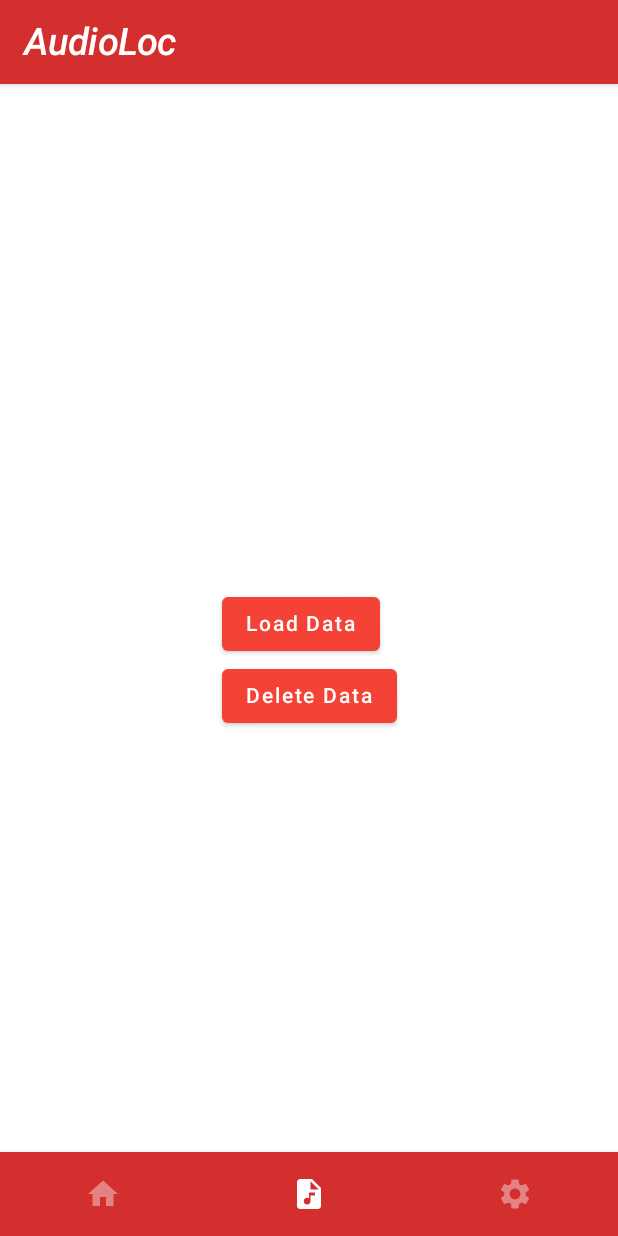
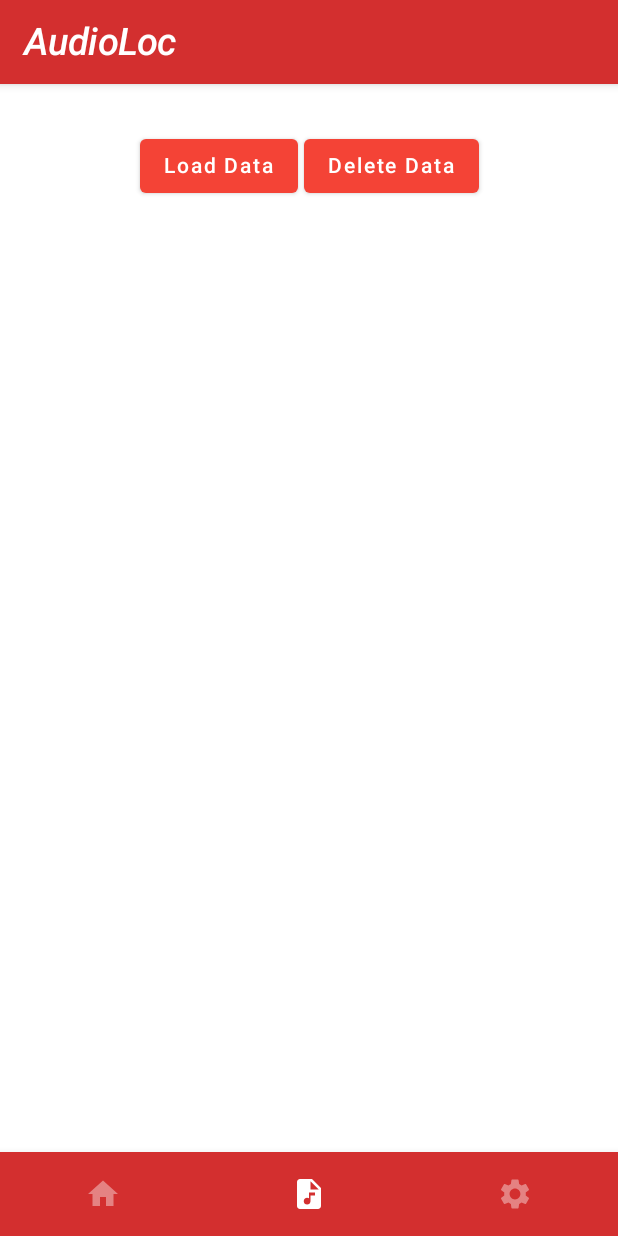
Before and after one commit to schrodingho/SPS_21, an Android app built with Jetpack Compose: the screen it shows after launch (MainActivity), item 2 of the bottom bar chosen, on a phone screen of 412 x 824 dp. Run offline under Robolectric (Android 15) with nearby library versions, the phone set to English and light mode, and no system bars; our stand-ins replace Room's generated code.

Commit message:
modify home page

```diff
--- a/app/src/main/java/com/example/sps_21/page/DataPage.kt
+++ b/app/src/main/java/com/example/sps_21/page/DataPage.kt
@@ -1,34 +1,44 @@
 package com.example.sps_21.page
 
+import android.app.Dialog
 import android.content.Context
+import android.graphics.Bitmap
+import android.graphics.BitmapFactory
+import android.os.FileUtils
+import androidx.compose.foundation.Image
 import androidx.compose.foundation.background
+import androidx.compose.foundation.clickable
+import androidx.compose.foundation.layout.Arrangement
 import androidx.compose.foundation.layout.Column
+import androidx.compose.foundation.layout.Row
+import androidx.compose.foundation.layout.Spacer
 import androidx.compose.foundation.layout.fillMaxSize
+import androidx.compose.foundation.layout.fillMaxWidth
+import androidx.compose.foundation.layout.padding
 import androidx.compose.foundation.layout.wrapContentSize
 import androidx.compose.foundation.lazy.LazyColumn
+import androidx.compose.material.AlertDialog
 import androidx.compose.material.Button
+import androidx.compose.material.Card
+import androidx.compose.material.MaterialTheme
 import androidx.compose.material.Text
+import androidx.compose.material.TextField
 import androidx.compose.runtime.Composable
 import androidx.compose.runtime.mutableStateOf
 import androidx.compose.runtime.remember
 import androidx.compose.ui.Alignment
 import androidx.compose.ui.Modifier
 import androidx.compose.ui.graphics.Color
+import androidx.compose.ui.unit.dp
+import coil.compose.rememberImagePainter
 import com.example.sps_21.SpectrumData
 import com.example.sps_21.database.FileDao
 import com.example.sps_21.database.FilesDatabase
-
+import com.example.sps_21.SignalProcessing
 import javax.sql.DataSource
+import java.io.File
 
 
-@Composable
-fun DisplayData(spectrums: List<SpectrumData>) {
-    LazyColumn {
-        items(spectrums.size) {
-            Text(text = "UID: ${spectrums[it].id}, RoomNumber: ${spectrums[it].locID}")
-        }
-    }
-}
 
 @Composable
 fun DataPageView(applicationContext: Context) {
@@ -42,8 +52,15 @@ fun DataPageView(applicationContext: Context) {
     Column(
         modifier = Modifier
             .fillMaxSize()
-            .background(Color.White)
-            .wrapContentSize(Alignment.Center)
+            .background(Color.White),
+    ) {
+        Spacer(modifier = Modifier.padding(15.dp))
+        Row(
+            modifier = Modifier
+                .fillMaxWidth()
+                .wrapContentSize(
+                    Alignment.Center,
+                ),
         ) {
             Button(onClick = {
                 Thread {
@@ -54,7 +71,7 @@ fun DataPageView(applicationContext: Context) {
             }) {
                 Text(text = "Load Data")
             }
-
+            Spacer(modifier = Modifier.padding(2.dp))
             Button(onClick = {
                 Thread {
                     fileDao.deleteAllData()
@@ -63,7 +80,102 @@ fun DataPageView(applicationContext: Context) {
             }) {
                 Text(text = "Delete Data")
             }
-        DisplayData(spectrums = strstate.value)
+        }
+
+        DisplayData(spectrums = strstate.value, applicationContext = applicationContext)
 //        Text(text = "Last data: ${fromdb.value}")
     }
 }
+
+
+@Composable
+fun DisplayData(spectrums: List<SpectrumData>, applicationContext: Context) {
+    var showCardDialog = remember {
+        mutableStateOf(false)
+    }
+    var picSource = remember {
+        mutableStateOf(ByteArray(0))
+    }
+
+    var pcmName = "tempRecording.pcm"
+    var spectrumName = "tempSpectrum.png"
+    val pcmDir = File(applicationContext.cacheDir.absolutePath, pcmName)
+    val spectrumDir = File(applicationContext.cacheDir.absolutePath, spectrumName)
+    val imageBitmap = remember { mutableStateOf<Bitmap?>(null) }
+
+    fun loadImage(spectrumName: String) {
+        val bitmap = BitmapFactory.decodeFile(File(applicationContext.cacheDir, spectrumName).absolutePath)
+        imageBitmap.value = bitmap
+    }
+
+    fun generateSpectrum() {
+        SignalProcessing.pcmToSpectrum(pcmDir, spectrumDir)
+    }
+
+
+    LazyColumn {
+        items(spectrums.size) {
+//            Text(text = "UID: ${spectrums[it].id}, RoomNumber: ${spectrums[it].locID}")
+            FileCardView(fileName = "UID: ${spectrums[it].id}, Room: ${spectrums[it].locID}", onClick = {
+                showCardDialog.value = true
+                pcmDir.writeBytes(spectrums[it].pcmBytes!!)
+                generateSpectrum()
+                loadImage(spectrumName)
+            })
+        }
+    }
+
+    Column() {
+        if (showCardDialog.value) {
+            AlertDialog (
+                modifier = Modifier
+                    .wrapContentSize(Alignment.Center),
+                onDismissRequest = {showCardDialog.value = false},
+                title = {
+                    Text(text = "Spectrum")
+                },
+                text = {
+                    Column(
+                        verticalArrangement = Arrangement.Center
+                    ) {
+                        imageBitmap.value?.let {
+                            Image(
+                                painter = rememberImagePainter(it),
+                                contentDescription = "Spectrum",
+                            )
+                        }
+                    }
+                },
+                confirmButton = {
+                    Button(onClick = {showCardDialog.value = false}) {
+                        Text(text = "OK")
+
+                    }
+                },
+                dismissButton = {
+                    Button(onClick = {showCardDialog.value = false}) {
+                        Text(text = "Exit")
+                    }
+                },
+            )
+        }
+    }
+
+}
+
+@Composable
+private fun FileCardView(fileName: String, onClick: () -> Unit) {
+     Card (
+         modifier = Modifier
+             .padding(vertical = 2.dp, horizontal = 6.dp)
+             .clickable(onClick = onClick),
+         elevation = 5.dp,
+         border = null,
+     ) {
+        Row(modifier = Modifier
+            .padding(15.dp)
+            .fillMaxWidth()) {
+            Text(text = fileName)
+        }
+     }
+}
--- a/app/src/main/java/com/example/sps_21/page/HomePage.kt
+++ b/app/src/main/java/com/example/sps_21/page/HomePage.kt
@@ -10,7 +10,10 @@ import androidx.compose.foundation.layout.Arrangement
 import androidx.compose.foundation.layout.Column
 import androidx.compose.foundation.layout.Spacer
 import androidx.compose.foundation.layout.fillMaxSize
+import androidx.compose.foundation.layout.fillMaxWidth
+import androidx.compose.foundation.layout.offset
 import androidx.compose.foundation.layout.padding
+import androidx.compose.foundation.layout.width
 import androidx.compose.foundation.layout.wrapContentSize
 import androidx.compose.material.AlertDialog
 import androidx.compose.material.Button
@@ -85,36 +88,47 @@ fun HomePageView(applicationContext: Context) {
 
     Scaffold(
         scaffoldState = scaffoldState,
-
     ) { innerPadding ->
         Column(
             modifier = Modifier
                 .padding(paddingValues = innerPadding)
+                .fillMaxWidth()
                 .wrapContentSize(
                     Alignment.Center
-                )
+                ),
+            verticalArrangement = Arrangement.Center,
+            horizontalAlignment = Alignment.CenterHorizontally
         ) {
-            Button(onClick = {
+            Spacer(modifier = Modifier.padding(10.dp))
+            Button(
+                modifier = Modifier.width(200.dp),
+                onClick = {
 //                scope.launch {
 //                    scaffoldState.snackbarHostState.showSnackbar(
 //                        "Recording & Playing",
 //                        duration = SnackbarDuration.Short
 //                    )
 //                }
-                player.playChirp()
                 recorder.createRecorder()
                 currentTimestamp = System.currentTimeMillis()
                 pcmName = "recording_$currentTimestamp.pcm"
                 spectrumName = "spectrum_$currentTimestamp.png"
+
                 File(curContext.cacheDir, pcmName).also {
                     recorder.startRecord(it)
+                    player.playChirp()
                     pcmState.value = it
                 }
+
+
+
 
             }) {
                 Text(text = "Start Program")
             }
-            Button(onClick = {
+            Button(
+                modifier = Modifier.width(200.dp),
+                onClick = {
     //                scope.launch {
     //                    scaffoldState.snackbarHostState.showSnackbar(
     //                        "spectrum",
@@ -130,6 +144,7 @@ fun HomePageView(applicationContext: Context) {
             }
 
             Button(
+                modifier = Modifier.width(200.dp),
                 onClick = {
                     openDialog.value = true
                 },
@@ -190,6 +205,7 @@ fun HomePageView(applicationContext: Context) {
             }
 
             Button(
+                modifier = Modifier.width(200.dp),
                 onClick = {
 //                    scope.launch {
 //                        scaffoldState.snackbarHostState.showSnackbar(
@@ -205,17 +221,21 @@ fun HomePageView(applicationContext: Context) {
             ) {
                 Text(text = "Delete Image")
             }
-            Spacer(modifier = Modifier.padding(10.dp))
+            Spacer(modifier = Modifier.padding(8.dp))
 
             imageBitmap.value?.let {
                 Image(
                     painter = rememberImagePainter(it),
                     contentDescription = "Spectrum",
                     modifier = Modifier
-                        .fillMaxSize()
-                        .padding(10.dp)
+                        .padding(5.dp)
                 )
+                Text(text = "Spectrum", fontSize = 20.sp, fontStyle = FontStyle.Italic)
+
             }
+
+
+
 
         }
     }
```
Also changed, not shown: app/src/main/java/com/example/sps_21/page/ShowPicPage.kt (deleted, +0 -9 lines), 1 other file. Lines whose indentation alone changed are shown as unchanged.
